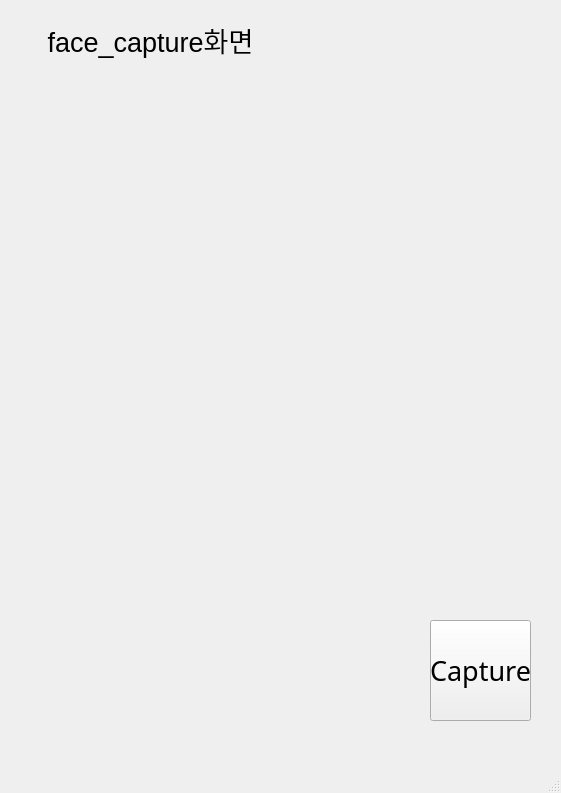
Above: jihye_ui (To be deleted later)/face_capture.ui from tribbless/helpmemakeupmirror before the change. Below: the same form after it.
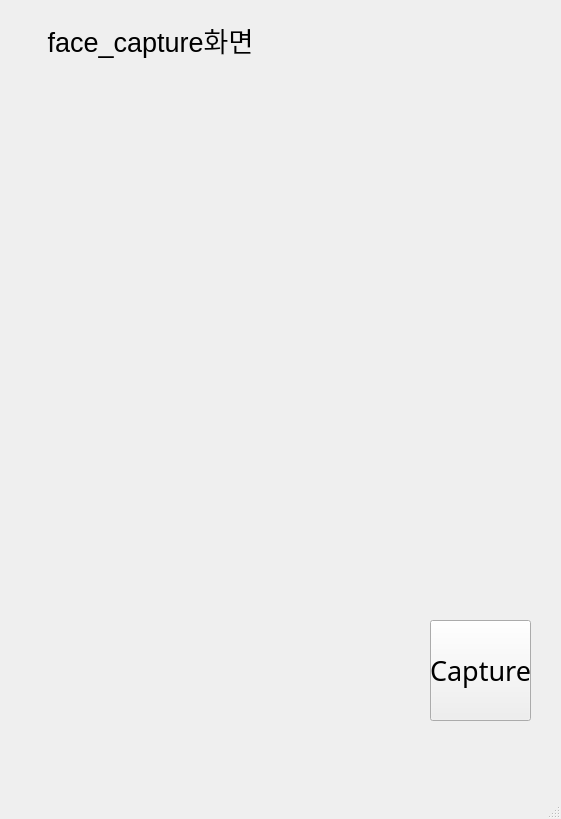
That is the form after the change.

Patch:
```diff
--- a/jihye_ui (To be deleted later)/face_capture.ui
+++ b/jihye_ui (To be deleted later)/face_capture.ui
@@ -7,7 +7,7 @@
     <x>0</x>
     <y>0</y>
     <width>561</width>
-    <height>793</height>
+    <height>819</height>
    </rect>
   </property>
   <property name="windowTitle">
```
